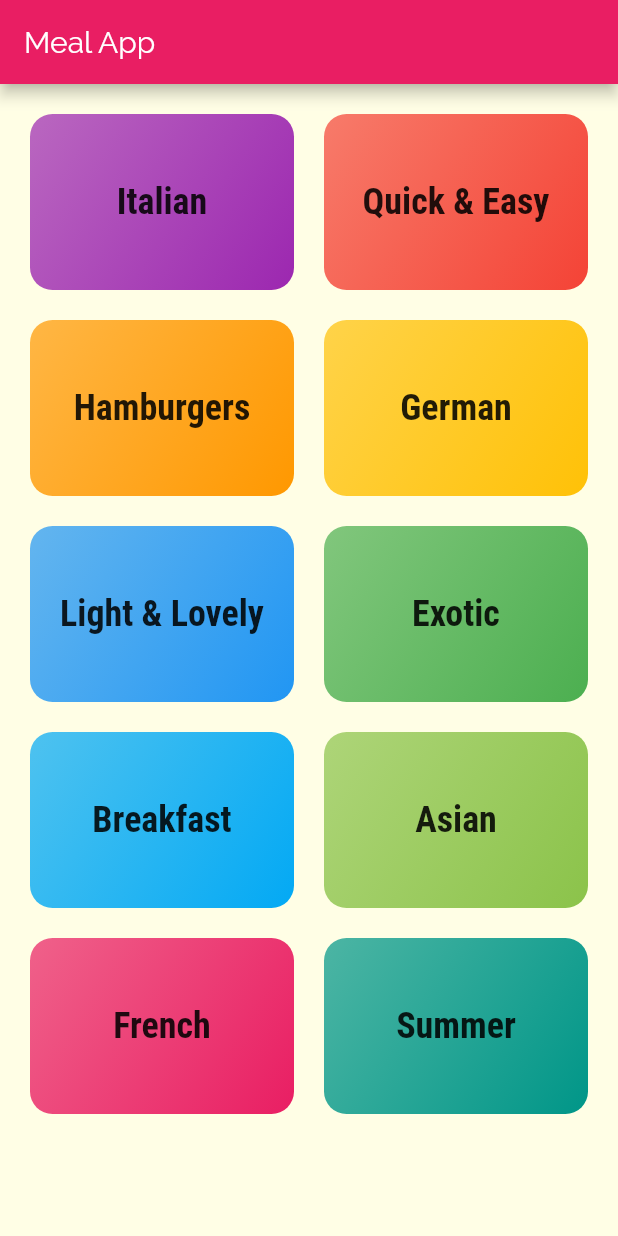
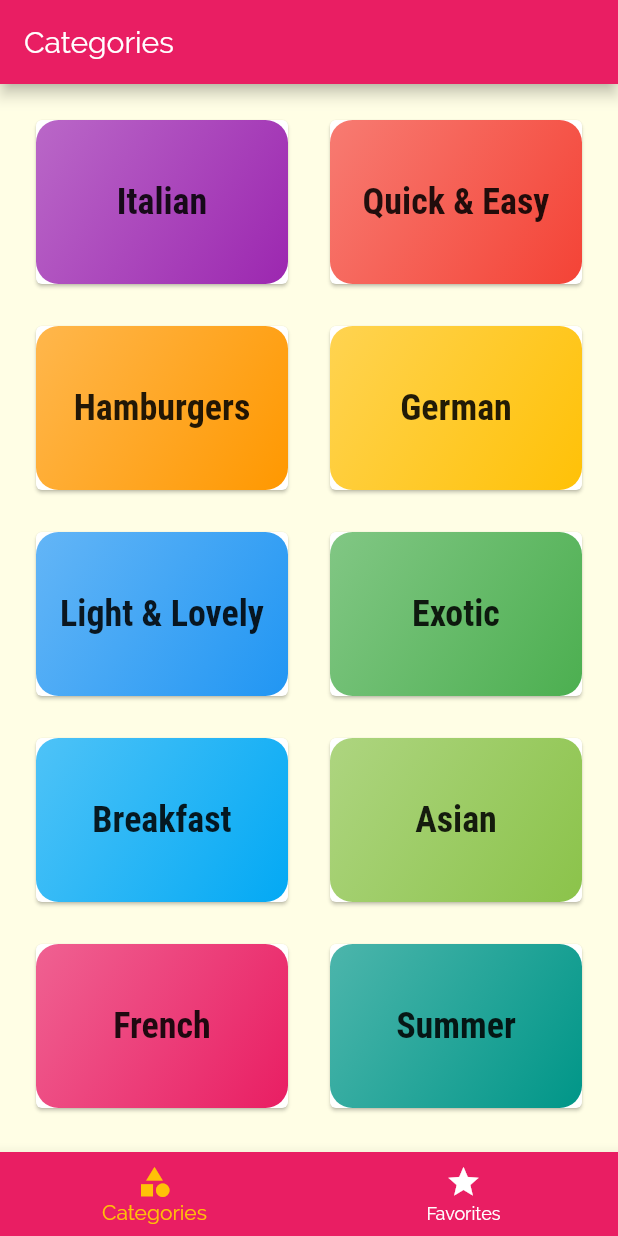
Before and after one commit to MahmoudElsayed-eg/flutter_meal_app, a Flutter app: the screen it shows after launch, on a phone screen of 412 x 824 dp. Run offline on Flutter 3.47's test engine with Material 2 defaults, Android fonts, the phone set to English and light mode, and no system bars.

Commit message:
added tabs_screen.dart with 2 classes and added favorites_screen.dart removed scaffold in categories_screen.dart added card in category_item.dart updated home in main.dart

```diff
--- a/lib/main.dart
+++ b/lib/main.dart
@@ -1,7 +1,7 @@
 import 'package:flutter/material.dart';
-import 'package:flutter_meal_app/screens/categories_screen.dart';
 import 'package:flutter_meal_app/screens/meal_detail_screen.dart';
 import 'package:flutter_meal_app/screens/meals_screen.dart';
+import 'package:flutter_meal_app/screens/tabs_screen.dart';
 
 void main() {
   runApp(MyApp());
@@ -22,7 +22,7 @@ class MyApp extends StatelessWidget {
             headline6: TextStyle(fontSize: 24, fontFamily: "Roboto",fontWeight: FontWeight.bold)),
         accentColor: Colors.amber,
       ),
-      home: CategoriesScreen(),
+      home: BottomTabScreen(),
       routes: {MealScreen.routeName : (_) => MealScreen(),MealDetailScreen.routeName: (_) => MealDetailScreen()},
     );
   }
--- a/lib/screens/categories_screen.dart
+++ b/lib/screens/categories_screen.dart
@@ -7,8 +7,7 @@ class CategoriesScreen extends StatelessWidget {
 
   @override
   Widget build(BuildContext context) {
-    return Scaffold(appBar: AppBar(title: const Text("Meal App"),),
-      body: Padding(
+    return Padding(
       padding: const EdgeInsets.all(20.0),
       child: GridView(
         gridDelegate: SliverGridDelegateWithMaxCrossAxisExtent(
@@ -16,8 +15,11 @@ class CategoriesScreen extends StatelessWidget {
             childAspectRatio: 3 / 2,
             crossAxisSpacing: 20,
             mainAxisSpacing: 20),
-          children: DUMMY_CATEGORIES.map((e) => CategoryItem(category: e,)).toList(),
-        ),
+        children: DUMMY_CATEGORIES
+            .map((e) => CategoryItem(
+                  category: e,
+                ))
+            .toList(),
       ),
     );
   }
--- /dev/null
+++ b/lib/screens/tabs_screen.dart
@@ -0,0 +1,74 @@
+import 'package:flutter/material.dart';
+import 'package:flutter_meal_app/screens/categories_screen.dart';
+import 'package:flutter_meal_app/screens/favorites_screen.dart';
+
+class TabsScreen extends StatefulWidget {
+  const TabsScreen({Key? key}) : super(key: key);
+
+  @override
+  _TabsScreenState createState() => _TabsScreenState();
+}
+
+class _TabsScreenState extends State<TabsScreen> {
+  @override
+  Widget build(BuildContext context) {
+    return DefaultTabController(
+        length: 2,
+        child: Scaffold(
+          appBar: AppBar(
+            title: Text("Meals App"),
+            bottom: TabBar(tabs: [
+              Tab(
+                icon: Icon(Icons.category),
+                text: "Categories",
+              ),
+              Tab(
+                icon: Icon(Icons.star),
+                text: "Favorites",
+              )
+            ]),
+          ),
+          body: TabBarView(children: [CategoriesScreen(), FavoritesScreen()]),
+        ));
+  }
+}
+
+class BottomTabScreen extends StatefulWidget {
+  const BottomTabScreen({Key? key}) : super(key: key);
+
+  @override
+  _BottomTabScreenState createState() => _BottomTabScreenState();
+}
+
+class _BottomTabScreenState extends State<BottomTabScreen> {
+  final List<Widget> _pages = [CategoriesScreen(), FavoritesScreen()];
+  final List<String> _pagesTitle = ["Categories","Your Favorites"];
+
+  int _selectedPageIndex = 0;
+
+  void _selectTab(int index) {
+    setState(() {
+      _selectedPageIndex = index;
+    });
+  }
+
+  @override
+  Widget build(BuildContext context) {
+    return Scaffold(
+      appBar: AppBar(
+        title: Text(_pagesTitle[_selectedPageIndex]),
+      ),
+      body: _pages[_selectedPageIndex],
+      bottomNavigationBar: BottomNavigationBar(
+          onTap: _selectTab,currentIndex: _selectedPageIndex,
+          unselectedItemColor: Colors.white,
+          selectedItemColor: Theme.of(context).accentColor,
+          backgroundColor: Theme.of(context).primaryColor,
+          items: [
+            BottomNavigationBarItem(
+                icon: Icon(Icons.category), label: "Categories"),
+            BottomNavigationBarItem(icon: Icon(Icons.star), label: "Favorites"),
+          ]),
+    );
+  }
+}
--- a/lib/widgets/category_item.dart
+++ b/lib/widgets/category_item.dart
@@ -15,7 +15,8 @@ class CategoryItem extends StatelessWidget {
 
   @override
   Widget build(BuildContext context) {
-    return InkWell(
+    return Card(
+      child: InkWell(
         borderRadius: BorderRadius.circular(15),
         splashColor: Theme.of(context).primaryColor,
         onTap: () => selectCategory(context),
@@ -34,6 +35,7 @@ class CategoryItem extends StatelessWidget {
             textAlign: TextAlign.center,
           )),
         ),
+      ),
     );
   }
 }
```
Also changed, not shown: lib/screens/favorites_screen.dart (added, +10 -0 lines). Lines whose indentation alone changed are shown as unchanged.
